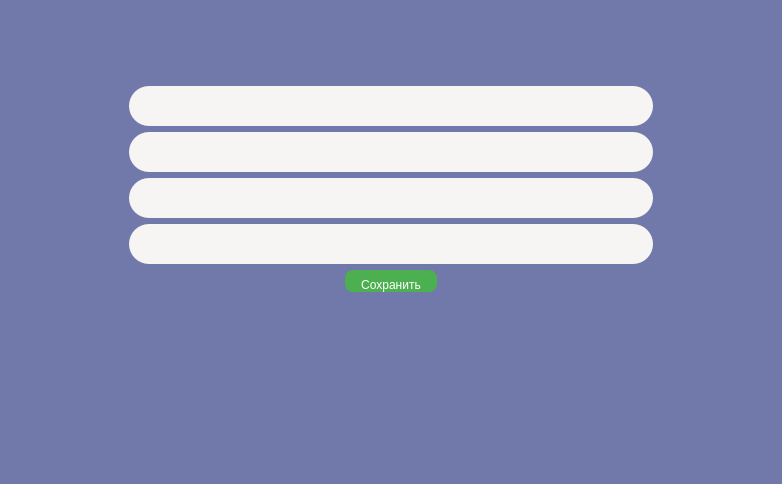
This is Diary.ui in Belchankova/diplom as Qt 5 draws it before an edit. The edited form follows.
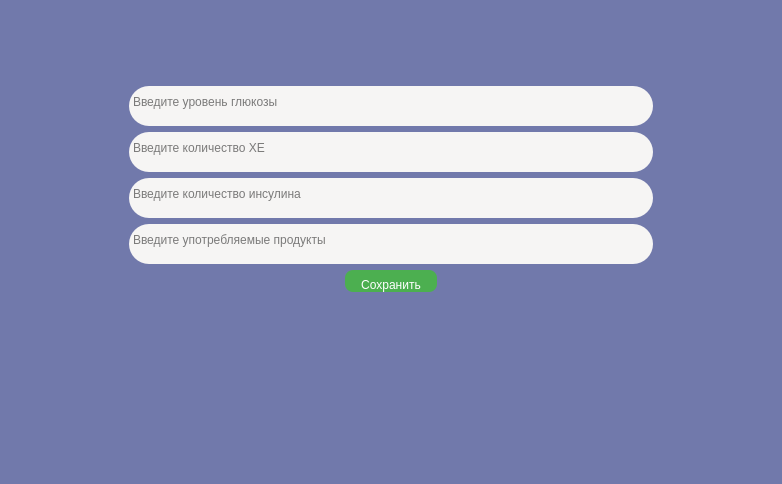
This is the edited form. Icons and pictures are not drawn.

Patch:
```diff
--- a/Diary.ui
+++ b/Diary.ui
@@ -54,7 +54,7 @@
      <item>
       <layout class="QVBoxLayout" name="verticalLayout">
        <item>
-        <widget class="QTextBrowser" name="sugar">
+        <widget class="QTextEdit" name="sugar">
          <property name="sizePolicy">
           <sizepolicy hsizetype="Preferred" vsizetype="Minimum">
            <horstretch>0</horstretch>
@@ -76,25 +76,15 @@
          <property name="styleSheet">
           <string notr="true">background-color: rgb(246, 245, 244);
 border-radius: 20px;
-</string>
+padding-top: 5px;</string>
          </property>
-         <property name="readOnly">
-          <bool>false</bool>
+         <property name="placeholderText">
+          <string>Введите уровень глюкозы</string>
          </property>
-         <property name="html">
-          <string>&lt;!DOCTYPE HTML PUBLIC &quot;-//W3C//DTD HTML 4.0//EN&quot; &quot;http://www.w3.org/TR/REC-html40/strict.dtd&quot;&gt;
-&lt;html&gt;&lt;head&gt;&lt;meta name=&quot;qrichtext&quot; content=&quot;1&quot; /&gt;&lt;meta charset=&quot;utf-8&quot; /&gt;&lt;style type=&quot;text/css&quot;&gt;
-p, li { white-space: pre-wrap; }
-hr { height: 1px; border-width: 0; }
-li.unchecked::marker { content: &quot;\2610&quot;; }
-li.checked::marker { content: &quot;\2612&quot;; }
-&lt;/style&gt;&lt;/head&gt;&lt;body style=&quot; font-family:'Ubuntu Sans'; font-size:11pt; font-weight:400; font-style:normal;&quot;&gt;
-&lt;p style=&quot;-qt-paragraph-type:empty; margin-top:0px; margin-bottom:0px; margin-left:0px; margin-right:0px; -qt-block-indent:0; text-indent:0px;&quot;&gt;&lt;br /&gt;&lt;/p&gt;&lt;/body&gt;&lt;/html&gt;</string>
-         </property>
         </widget>
        </item>
        <item>
-        <widget class="QTextBrowser" name="xe">
+        <widget class="QTextEdit" name="he">
          <property name="sizePolicy">
           <sizepolicy hsizetype="Preferred" vsizetype="Minimum">
            <horstretch>0</horstretch>
@@ -116,15 +106,15 @@
          <property name="styleSheet">
           <string notr="true">background-color: rgb(246, 245, 244);
 border-radius: 20px;
-</string>
+padding-top: 5px;</string>
          </property>
-         <property name="readOnly">
-          <bool>false</bool>
+         <property name="placeholderText">
+          <string>Введите количество ХЕ</string>
          </property>
         </widget>
        </item>
        <item>
-        <widget class="QTextBrowser" name="insulin">
+        <widget class="QTextEdit" name="insulin">
          <property name="sizePolicy">
           <sizepolicy hsizetype="Preferred" vsizetype="Minimum">
            <horstretch>0</horstretch>
@@ -146,15 +136,15 @@
          <property name="styleSheet">
           <string notr="true">background-color: rgb(246, 245, 244);
 border-radius: 20px;
-</string>
+padding-top: 5px;</string>
          </property>
-         <property name="readOnly">
-          <bool>false</bool>
+         <property name="placeholderText">
+          <string>Введите количество инсулина</string>
          </property>
         </widget>
        </item>
        <item>
-        <widget class="QTextBrowser" name="food">
+        <widget class="QTextEdit" name="food">
          <property name="sizePolicy">
           <sizepolicy hsizetype="Preferred" vsizetype="Minimum">
            <horstretch>0</horstretch>
@@ -176,10 +166,10 @@
          <property name="styleSheet">
           <string notr="true">background-color: rgb(246, 245, 244);
 border-radius: 20px;
-</string>
+padding-top: 5px;</string>
          </property>
-         <property name="readOnly">
-          <bool>false</bool>
+         <property name="placeholderText">
+          <string>Введите употребляемые продукты</string>
          </property>
         </widget>
        </item>
```
